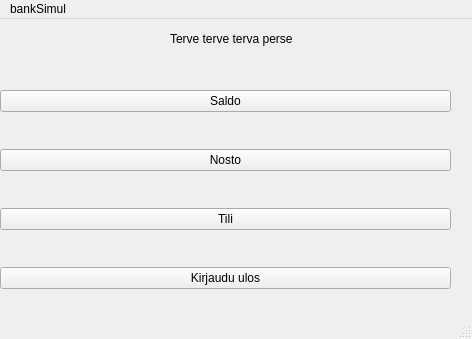
Above: frontend/menuBanksimul/mainwindow.ui from JnsRdnp/ATM-Simulator before the change. Below: the same form after it.
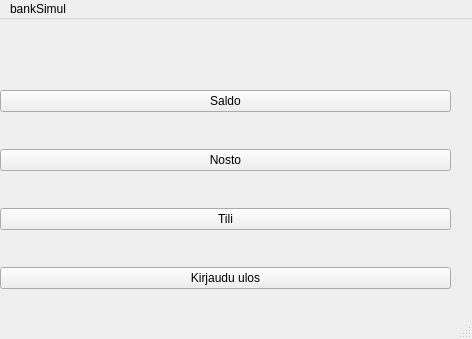
That is the form after the change.

What changed in the file:
```diff
--- a/frontend/menuBanksimul/mainwindow.ui
+++ b/frontend/menuBanksimul/mainwindow.ui
@@ -57,19 +57,6 @@
      </item>
     </layout>
    </widget>
-   <widget class="QLabel" name="label">
-    <property name="geometry">
-     <rect>
-      <x>170</x>
-      <y>10</y>
-      <width>261</width>
-      <height>20</height>
-     </rect>
-    </property>
-    <property name="text">
-     <string>Terve terve terva perse</string>
-    </property>
-   </widget>
   </widget>
   <widget class="QMenuBar" name="menubar">
    <property name="geometry">
```
